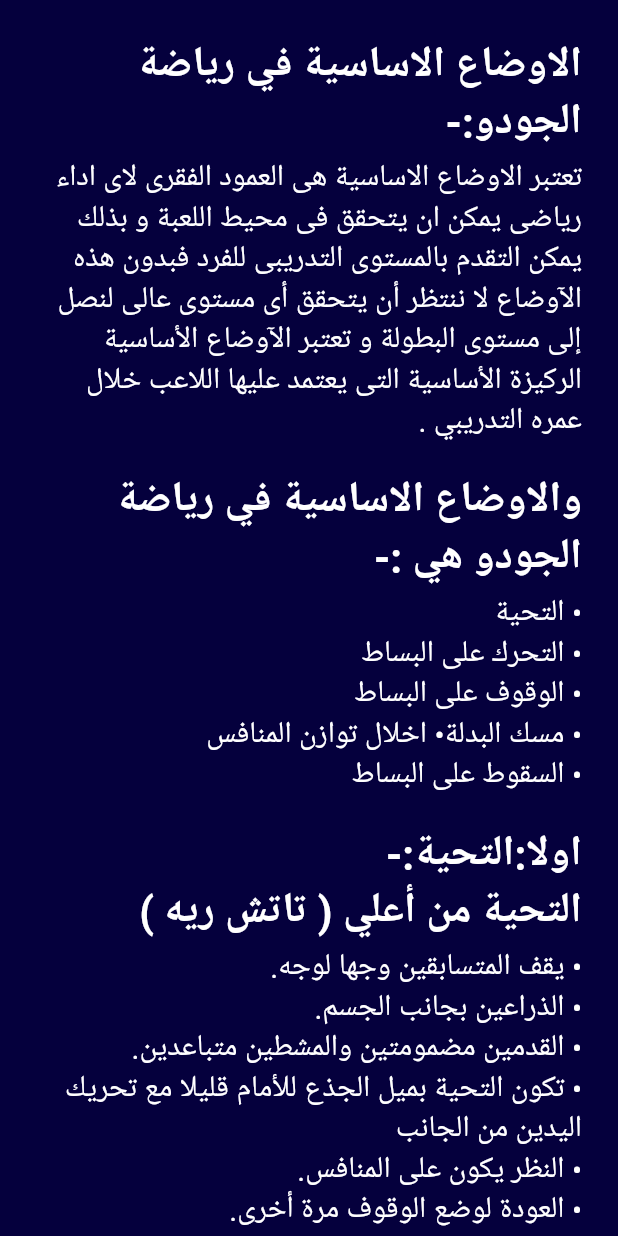
After one commit to YoussefM50/judo_app-main, a Flutter app: the Screen2ViewBody screen opened directly, on a phone screen of 412 x 824 dp. The commit adds this screen. Run offline on Flutter 3.47's test engine with Material 2 defaults, Android fonts, the phone set to English and light mode, and no system bars; our stand-ins replace go_router, google_fonts; Roboto replaces fonts that are missing (Amiri).

Commit message:
implement screen 2

```diff
--- a/lib/core/utliz/routers.dart
+++ b/lib/core/utliz/routers.dart
@@ -3,6 +3,8 @@ import 'package:go_router/go_router.dart';
 import 'package:judo_app/features/home/presentation/views/home_view.dart';
 import 'package:judo_app/features/screen1/presentation/views/screen1_view.dart';
 import 'package:judo_app/features/splash/presentation/views/splash_view.dart';
+
+import '../../features/screen2/presentation/views/screen2_view.dart';
 
 
 abstract class AppRouter {
@@ -34,7 +36,7 @@ abstract class AppRouter {
       ),
        GoRoute(
         path: kScreen2View,
-        builder: (context, state) => const Screen1View(),
+        builder: (context, state) => const Screen2View(),
       ),
        GoRoute(
         path: kScreen3View,
--- a/lib/features/home/presentation/views/widgets/home_view_body.dart
+++ b/lib/features/home/presentation/views/widgets/home_view_body.dart
@@ -43,7 +43,7 @@ class HomeViewBody extends StatelessWidget {
                 ],
               ),
             ),
-            SliverToBoxAdapter(
+         const   SliverToBoxAdapter(
               child: ScreensListView(),
             )
           ],
--- a/lib/features/screen1/presentation/views/widgets/screen1_view_body.dart
+++ b/lib/features/screen1/presentation/views/widgets/screen1_view_body.dart
@@ -9,7 +9,7 @@ class Screen1ViewBody extends StatelessWidget {
     return  Scaffold(
       body: SingleChildScrollView(
         child: Padding(
-          padding: EdgeInsets.all(24),
+          padding:const EdgeInsets.all(24),
           child: Column(
             crossAxisAlignment: CrossAxisAlignment.stretch,
             children: [
@@ -18,7 +18,7 @@ class Screen1ViewBody extends StatelessWidget {
                 textAlign: TextAlign.right,
                 style: Styles.textStyle28,
               ),
-              SizedBox(
+             const SizedBox(
                 height: 15,
               ),
               Text(
--- /dev/null
+++ b/lib/features/screen2/presentation/views/screen2_view.dart
@@ -0,0 +1,12 @@
+import 'package:flutter/material.dart';
+
+import 'screen2_view_body.dart';
+
+class Screen2View extends StatelessWidget {
+  const Screen2View({super.key});
+
+  @override
+  Widget build(BuildContext context) {
+    return const Screen2ViewBody();
+  }
+}
--- /dev/null
+++ b/lib/features/screen2/presentation/views/screen2_view_body.dart
@@ -0,0 +1,300 @@
+import 'package:flutter/material.dart';
+
+import '../../../../core/utliz/assets.dart';
+import '../../../../core/utliz/stayles.dart';
+
+class Screen2ViewBody extends StatelessWidget {
+  const Screen2ViewBody({super.key});
+
+  @override
+  Widget build(BuildContext context) {
+    return Scaffold(
+      body: SingleChildScrollView(
+        child: Padding(
+          padding: const EdgeInsets.all(24),
+          child: Column(
+            crossAxisAlignment: CrossAxisAlignment.stretch,
+            children: [
+              Text(
+                'الاوضاع الاساسية في رياضة الجودو:-',
+                textAlign: TextAlign.right,
+                style: Styles.textStyle28,
+              ),
+              const SizedBox(
+                height: 5,
+              ),
+              Text(
+                'تعتبر الاوضاع الاساسية هى العمود الفقرى لاى اداء رياضى يمكن ان يتحقق فى محيط اللعبة و بذلك يمكن التقدم بالمستوى التدريبى للفرد فبدون هذه الآوضاع لا ننتظر أن يتحقق أى مستوى عالى لنصل إلى مستوى البطولة و تعتبر الآوضاع الأساسية الركيزة الأساسية التى يعتمد عليها اللاعب خلال عمره التدريبي .',
+                style: Styles.textStyle20,
+              ),
+              const SizedBox(
+                height: 20,
+              ),
+              Text(
+                'والاوضاع الاساسية في رياضة الجودو هي :-',
+                textAlign: TextAlign.right,
+                style: Styles.textStyle28,
+              ),
+              const SizedBox(
+                height: 5,
+              ),
+              Text(
+                '•	التحية\n•	التحرك على البساط\n•	الوقوف على البساط\n•	مسك البدلة•	اخلال توازن المنافس\n•	السقوط على البساط',
+                style: Styles.textStyle20,
+              ),
+              const SizedBox(
+                height: 20,
+              ),
+              Text(
+                'اولا:التحية:-',
+                textAlign: TextAlign.right,
+                style: Styles.textStyle28,
+              ),
+              Text(
+                'التحية من أعلي ( تاتش ريه )',
+                textAlign: TextAlign.right,
+                style: Styles.textStyle28,
+              ),
+              const SizedBox(
+                height: 5,
+              ),
+              Text(
+                '• يقف المتسابقين وجها لوجه.\n•	الذراعين بجانب الجسم.\n•	القدمين مضمومتين والمشطين متباعدين.\n•	تكون التحية بميل الجذع للأمام قليلا مع تحريك اليدين من الجانب \n•	النظر يكون على المنافس. \n•	العودة لوضع الوقوف مرة أخرى.',
+                style: Styles.textStyle20,
+              ),
+              const SizedBox(
+                height: 20,
+              ),
+              Text(
+                'التحية من أسفل (سيزارية)',
+                textAlign: TextAlign.right,
+                style: Styles.textStyle28,
+              ),
+              const SizedBox(
+                height: 5,
+              ),
+              Text(
+                '• من الوقوف ضع الركبة اليسرى على الارض.\n•	ضع الركبة اليمين بجانب اليسرى.\n•	ضع مشط القدم اليسرى على اليمين. \n•	الجلوس بالمقعدة على القدمين. \n•	تكون التحية بميل الجذع للأمام مع وضع اليدين على البساط والنظر على المنافس الاخر. \n•	الرجوع لوضع السيزا بعد أداء التحية . \n•	الرجوع لوضع الجثو. \n•	فك امشاط القدمين. \n•	يقف اللاعب على القدم اليمين اولا ثم القدم اليسرى للوصول لوضع الوقوف.',
+                style: Styles.textStyle20,
+              ),
+              const SizedBox(
+                height: 20,
+              ),
+              Text(
+                'ثانياً:الوقفات:- ',
+                textAlign: TextAlign.right,
+                style: Styles.textStyle28,
+              ),
+              const SizedBox(
+                height: 5,
+              ),
+              Text(
+                'تعتبر الوقفات من الاساسيات الهامة في رياضة الجودو لان الوقوف الصحيح علي البساط يساعد اللاعب علي الهجوم والدفاع بطريقة سهلة وهناك نوعان من الوقفات هما :-',
+                style: Styles.textStyle20,
+              ),
+              Text(
+                'الوقفة الهجومية ( شيزن هون تاي):- ',
+                textAlign: TextAlign.right,
+                style: Styles.textStyle28,
+              ),
+              Text(
+                'ونقوم بها بحيث تكون القدمين متباعدين باتساع الحوض ويكون الجسم علي استقامة واحدة والنظر للامام وفي حالة وجود القدم اليمني اماماً تسمي وقفة هجومية يمين ( ميجي شيزن هون تاي) وعند وجود القدم اليسري اماماً تسمي وقفة هجومية يسار (هيداري شيزن هون تاي)  كما بالشكل التالي:-',
+                style: Styles.textStyle20,
+              ),
+              const SizedBox(
+                height: 20,
+              ),
+              Center(
+                  child: Image(
+                      width: MediaQuery.of(context).size.width * .8,
+                      fit: BoxFit.fill,
+                      image: const AssetImage(Assets.imagesScreen2Image1))),
+              const SizedBox(
+                height: 20,
+              ),
+              Text(
+                'الوقفة الدفاعية ( جيجو هون تاي):- ',
+                textAlign: TextAlign.right,
+                style: Styles.textStyle28,
+              ),
+              const SizedBox(
+                height: 5,
+              ),
+              Text(
+                'ونقوم بها بحيث تكون القدمين متباعدين باتساع الحوض ويكون الجسم علي استقامة واحدة والنظر للامام وفي حالة وجود القدم اليمني اماماً تسمي وقفة هجومية يمين ( ميجي شيزن هون تاي) وعند وجود القدم اليسري اماماً تسمي وقفة هجومية يسار (هيداري شيزن هون تاي)  كما بالشكل التالي:-',
+                style: Styles.textStyle20,
+              ),
+              const SizedBox(
+                height: 20,
+              ),
+              Center(
+                  child: Image(
+                      fit: BoxFit.fill,
+                      width: MediaQuery.of(context).size.width * .8,
+                      image: const AssetImage(Assets.imagesScreen2Image2))),
+              const SizedBox(
+                height: 20,
+              ),
+              Text(
+                'رابعاً:مسك البدلة:-',
+                textAlign: TextAlign.right,
+                style: Styles.textStyle28,
+              ),
+              const SizedBox(
+                height: 5,
+              ),
+              Text(
+                'هناك عدة طرق لمسك البدلة وهي:-',
+                style: Styles.textStyle20,
+              ),
+              const SizedBox(
+                height: 5,
+              ),
+              Text(
+                'الطريقة الاولى: مسك ياقة الجاكت من أعلى باليد اليمين أسفل الذقن ومسك كم البدلة باليد اليسرى من عند الكوع (في حالة الوقفة الهجومية اليمين).',
+                style: Styles.textStyle20,
+              ),
+              const SizedBox(
+                height: 5,
+              ),
+              Text(
+                'الطريقة الثانية: عكس السابقة (في حالة الوقفة الهجومية شمال).',
+                style: Styles.textStyle20,
+              ),
+              const SizedBox(
+                height: 5,
+              ),
+              Text(
+                'الطريقة الثالثة: مسك ياقة البدلة من خلف رقبة المنافس باليد اليسرى. ومسك كم البدلة باليد اليمني من عند مفصل الكوع (في حالة الوقفة الهجومية شمال).',
+                style: Styles.textStyle20,
+              ),
+              const SizedBox(
+                height: 5,
+              ),
+              Text(
+                'الطريقة الرابعة: عكس السابقة في حالة الوقفة الهجومية يمين.',
+                style: Styles.textStyle20,
+              ),
+              const SizedBox(
+                height: 5,
+              ),
+              Text(
+                'الطريقة الخامسة: يمسك اللاعب البدلة من الياقة بكلتا اليدين واحدة في الناحية اليسرى واخرى في الناحية اليمنى.',
+                style: Styles.textStyle20,
+              ),
+              const SizedBox(
+                height: 5,
+              ),
+              Text(
+                'الطريقة السادسة: يمسك اللاعب ياقة الجاكيت والكم من جانب واحد وفي هذه الحالة يجب ان يستخدم هجوم قبل مرور خمس ثواني والا تعرض للإنذار.',
+                style: Styles.textStyle20,
+              ),
+              const SizedBox(
+                height: 20,
+              ),
+              Text(
+                'وهناك بعض الجوانب التكتيكية التى يجب أن يراعيها المدرب عند تعليم اللاعبين مسكة البدلة:-',
+                style: Styles.textStyle28,
+              ),
+              const SizedBox(
+                height: 5,
+              ),
+              Text(
+                '1.	أن تكون المسكة قوية و محكمة و لها القدرة فى السيطرة و التحكم فى حركة الخصم للامام و الخلف الى أعلى و الى الجانبين.',
+                style: Styles.textStyle20,
+              ),
+              const SizedBox(
+                height: 5,
+              ),
+              Text(
+                '2.	تعتبر المسكة وسيلة إتصال حساسة جدا تشعر بأى حركة يزعم الخصم تنفيذها أو أى محاولة يقوم بها الخصم لتغيير اتجاهه.',
+                style: Styles.textStyle20,
+              ),
+              const SizedBox(
+                height: 5,
+              ),
+              Text(
+                '3.	يجب على المدرب أن يوجه اللاعب الى العادات الخاطئة عند مسكة البدلة حتى لايضرون انفسهم عند السقوط على الارض أو خطف الحركة و يوضح لهم كيفية التخلص منها .',
+                style: Styles.textStyle20,
+              ),
+              const SizedBox(
+                height: 5,
+              ),
+              Text(
+                '4.	يجب على المدرب أن يراعى أن يكون هناك فراغ بين المسكة و جسم اللاعب عند أداء الحركة حتى لايتسبب ذلك فى فقدان جزء كبير من قوة اللاعب و تؤثر بالتالى على الاداء .',
+                style: Styles.textStyle20,
+              ),
+              const SizedBox(
+                height: 5,
+              ),
+              Text(
+                '5.	أن يراعى المدرب تغيير أوضاع الذراعيين فى مسكة البدلة حيث هناك طرق أخرى للمسك مثال ذلك:المسكة باليد اليمنى من كم الجاكت الايسر بدلآمن الياقة أمام الصدر أو المسك بنفس الذراع من الياقة خلف الرقبة تماما أو مسك السترة باليديين من أسفل الابطين.',
+                style: Styles.textStyle20,
+              ),
+              const SizedBox(
+                height: 5,
+              ),
+              Text(
+                '6.	لكل حركة مسكة خاصة بها تختلف من حركة الى أخرى ومن تكتيك لاخر كما أنها تختلف حسب طول ووزن اللاعب الذى يواجهه فاللاعب الطويل يختلف عن اللاعب القصير و هكذا.',
+                style: Styles.textStyle20,
+              ),
+              const SizedBox(
+                height: 5,
+              ),
+              Text(
+                '7.	يجب على المدرب تدريب اللاعب على مسكات التى لاتحتاج الى وقت طويل حتى يمكنة تنفيذ الحركة فى أسرع وقت ولا يضطر الحكم الى توجية انذار اليةمثال ذلك: المسكات التى تتيح للاعب فرصة 5ثوانى فقط مثل مسك البدلة للخصم من السترة و الكم فى نفس الجهه.',
+                style: Styles.textStyle20,
+              ),
+              const SizedBox(
+                height: 5,
+              ),
+              Text(
+                '8.	يجب ملاحظة أن تختلف مسكة البدلة فى الوضع الدفاعى عنة فى الوضع الهجومى عنه فى الوضع الطبيعى للعب وهذه تختلف تبعا للمتغيرات الدفاعية و الهجومية أثناء اللعب مع الخصم.',
+                style: Styles.textStyle20,
+              ),
+              const SizedBox(
+                height: 20,
+              ),
+              Text(
+                'خامساً:طرق واتجاهات اخلال التوازن:-',
+                style: Styles.textStyle28,
+              ),
+              const SizedBox(
+                height: 5,
+              ),
+              Text(
+                'وهناك عدة اتجاهات لاخلال التوازن وهي:-',
+                style: Styles.textStyle28,
+              ),
+              const SizedBox(
+                height: 5,
+              ),
+              Text(
+                '• إخلال توازن المنافس للأمام.\n•	إخلال توازن المنافس للخلف. \n•	اخلال توازن المنافس للجانب الايمن. \n• إخلال توازن المنافس للجانب الايسر. \n•	إخلال توازن المنافس للأمام وللجانب الايمن. \n•	إخلال توازن المنافس للأمام وللجانب الايسر. \n•	إخلال توازن المنافس للخلف وللجانب الايسر. \n•	إجلال توازن المنافس للخلف وللجانب الايمن.',
+                style: Styles.textStyle20,
+              ),
+              Text(
+                'سادساً:السقطات(اوكيمي):-',
+                style: Styles.textStyle28,
+              ),
+              const SizedBox(
+                height: 5,
+              ),
+              Text(
+                'وتنقسم تلك السقطات إلي:-',
+                style: Styles.textStyle28,
+              ),
+              const SizedBox(
+                height: 5,
+              ),
+              Text(
+                '• السقطة الخلفية . \n•	السقطة الجانبية( يمين و شمال ). \n•	السقطة الامامية. \n•	 السقطة الامامية الدائرية.',
+                style: Styles.textStyle20,
+              ),
+            ],
+          ),
+        ),
+      ),
+    );
+  }
+}
```
Also changed, not shown: pubspec.lock.
